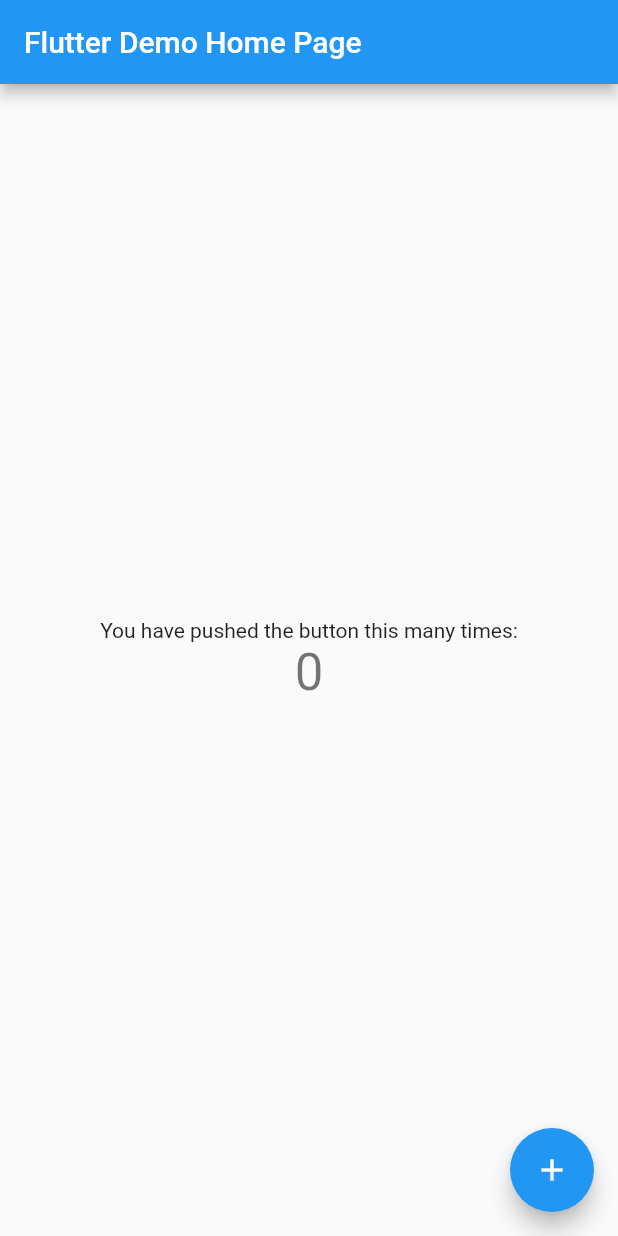
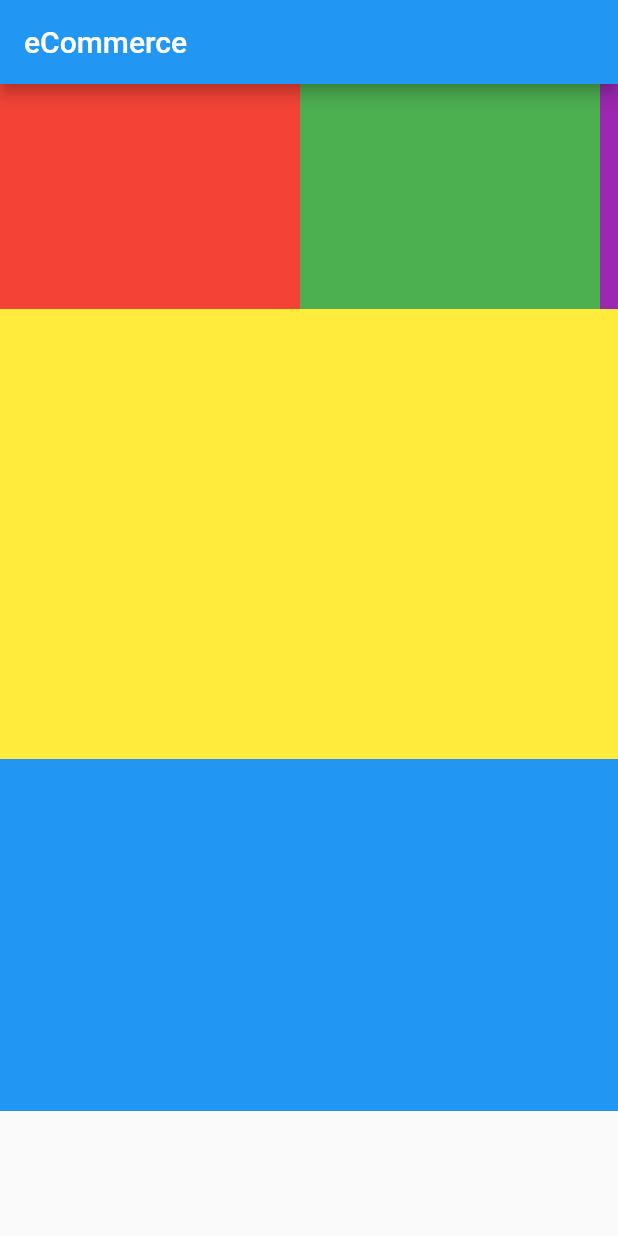
Before and after one commit to alsalgado/eCommerce, a Flutter app: the screen it shows after launch, on a phone screen of 412 x 824 dp. Run offline on Flutter 3.47's test engine with Material 2 defaults, Android fonts, the phone set to English and light mode, and no system bars.

Commit message:
Template para eCommerce sem navigator

```diff
--- a/lib/main.dart
+++ b/lib/main.dart
@@ -11,7 +11,7 @@ class MyApp extends StatelessWidget {
   @override
   Widget build(BuildContext context) {
     return MaterialApp(
-      title: 'Flutter Demo',
+      title: 'UNILAVRAS',
       theme: ThemeData(
         // This is the theme of your application.
         //
@@ -24,92 +24,63 @@ class MyApp extends StatelessWidget {
         // is not restarted.
         primarySwatch: Colors.blue,
       ),
-      home: const MyHomePage(title: 'Flutter Demo Home Page'),
+      home: const MyHomePage(title: 'eCommerce'),
     );
   }
 }
 
-class MyHomePage extends StatefulWidget {
-  const MyHomePage({Key? key, required this.title}) : super(key: key);
-
-  // This widget is the home page of your application. It is stateful, meaning
-  // that it has a State object (defined below) that contains fields that affect
-  // how it looks.
-
-  // This class is the configuration for the state. It holds the values (in this
-  // case the title) provided by the parent (in this case the App widget) and
-  // used by the build method of the State. Fields in a Widget subclass are
-  // always marked "final".
-
-  final String title;
-
-  @override
-  State<MyHomePage> createState() => _MyHomePageState();
-}
-
-class _MyHomePageState extends State<MyHomePage> {
-  int _counter = 0;
-
-  void _incrementCounter() {
-    setState(() {
-      // This call to setState tells the Flutter framework that something has
-      // changed in this State, which causes it to rerun the build method below
-      // so that the display can reflect the updated values. If we changed
-      // _counter without calling setState(), then the build method would not be
-      // called again, and so nothing would appear to happen.
-      _counter++;
-    });
-  }
+class MyHomePage extends StatelessWidget {
+  const MyHomePage({ Key? key, required String title }) : super(key: key);
 
   @override
   Widget build(BuildContext context) {
-    // This method is rerun every time setState is called, for instance as done
-    // by the _incrementCounter method above.
-    //
-    // The Flutter framework has been optimized to make rerunning build methods
-    // fast, so that you can just rebuild anything that needs updating rather
-    // than having to individually change instances of widgets.
     return Scaffold(
       appBar: AppBar(
-        // Here we take the value from the MyHomePage object that was created by
-        // the App.build method, and use it to set our appbar title.
-        title: Text(widget.title),
+        title: Text('eCommerce'),
       ),
       body: Center(
-        // Center is a layout widget. It takes a single child and positions it
-        // in the middle of the parent.
         child: Column(
-          // Column is also a layout widget. It takes a list of children and
-          // arranges them vertically. By default, it sizes itself to fit its
-          // children horizontally, and tries to be as tall as its parent.
-          //
-          // Invoke "debug painting" (press "p" in the console, choose the
-          // "Toggle Debug Paint" action from the Flutter Inspector in Android
-          // Studio, or the "Toggle Debug Paint" command in Visual Studio Code)
-          // to see the wireframe for each widget.
-          //
-          // Column has various properties to control how it sizes itself and
-          // how it positions its children. Here we use mainAxisAlignment to
-          // center the children vertically; the main axis here is the vertical
-          // axis because Columns are vertical (the cross axis would be
-          // horizontal).
-          mainAxisAlignment: MainAxisAlignment.center,
           children: <Widget>[
-            const Text(
-              'You have pushed the button this many times:',
+            Container(
+              height: 150.0,
+              child: ListView(
+                scrollDirection: Axis.horizontal,
+                children: <Widget>[
+                  Container(
+                    width: 200.0,
+                    color: Colors.red,
+                  ),
+                  Container(
+                    width: 200.0,
+                    color: Colors.green,
+                  ),
+                  Container(
+                    width: 200.0,
+                    color: Colors.purple,
+                  )
+                ],
+              ),
             ),
-            Text(
-              '$_counter',
-              style: Theme.of(context).textTheme.headline4,
-            ),
+            Container(
+              // color: Colors.yellow,
+              height: 534.5,
+              child: ListView(
+                scrollDirection: Axis.vertical,
+                children: [
+                  Container(
+                    height: 300,
+                    color: Colors.yellow,
+                  ),
+                  Container(
+                    height: 300,
+                    color: Colors.blue,
+                  )
+                ],
+              ),
+            )
           ],
         ),
       ),
-      floatingActionButton: FloatingActionButton(
-        onPressed: _incrementCounter,
-        tooltip: 'Increment',
-        child: const Icon(Icons.add),
-      ), // This trailing comma makes auto-formatting nicer for build methods.
     );
   }
 }
```
